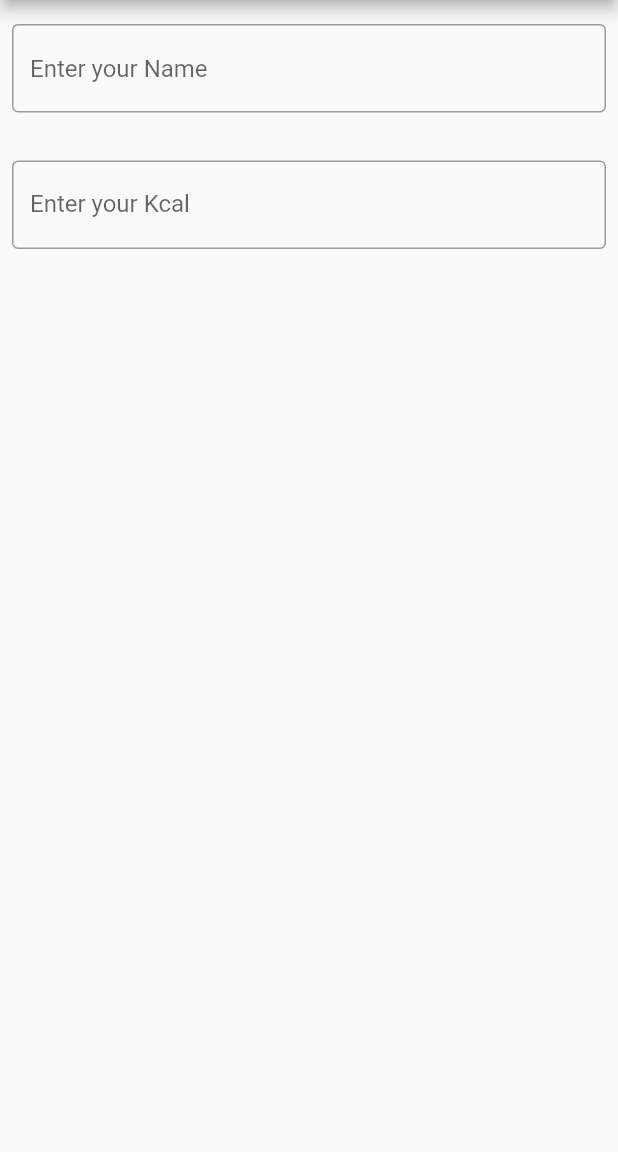
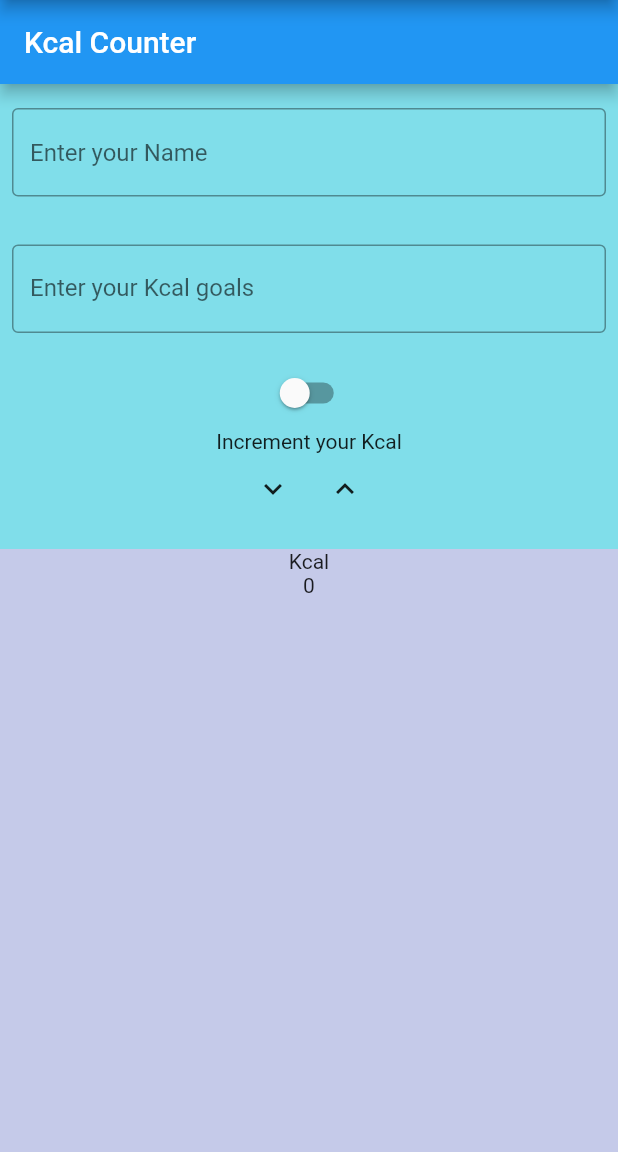
Before and after one commit to root-kawaii/fitness-app, a Flutter app: the screen it shows after launch, on a phone screen of 412 x 824 dp, the part 84-1236 px from its top. Run offline on Flutter 3.47's test engine with Material 2 defaults, Android fonts, the phone set to English and light mode, and no system bars.

Commit message:
demo progress...

```diff
--- a/lib/main.dart
+++ b/lib/main.dart
@@ -12,25 +12,35 @@ class MyApp extends StatelessWidget {
         appBar: AppBar(
           title: Text(appTitle),
         ),
-        body: MyCustomForm(),
+        body: Parent(),
       ),
     );
   }
 }
 
-class MyCustomForm extends StatefulWidget {
+class Child extends StatefulWidget {
+  final int counter;
+  final Function(int childCounter) callback; //here is your callback
+  const Child({
+    Key key,
+    this.counter,
+    this.callback,
+  }) : super(key: key);
   @override
-  MyCustomFormState createState() {
-    return MyCustomFormState();
-  }
+  _ChildState createState() => _ChildState();
 }
 
-class MyCustomFormState extends State<MyCustomForm> {
+class _ChildState extends State<Child> {
+  String _childState = '';
+  bool state = false;
+
   @override
   Widget build(BuildContext context) {
-    return Column(
-      crossAxisAlignment: CrossAxisAlignment.start,
-      children: <Widget>[
+    return Container(
+      color: Colors.cyan[200],
+      child: Column(
+        crossAxisAlignment: CrossAxisAlignment.center,
+        children: [
           Padding(
             padding: EdgeInsets.symmetric(horizontal: 8, vertical: 16),
             child: TextField(
@@ -45,11 +55,84 @@ class MyCustomFormState extends State<MyCustomForm> {
             child: TextFormField(
               decoration: InputDecoration(
                 border: OutlineInputBorder(),
-              labelText: 'Enter your Kcal',
+                labelText: 'Enter your Kcal goals',
               ),
             ),
           ),
+          Switch(
+              activeColor: Colors.pinkAccent,
+              value: state,
+              onChanged: (value) {
+                print("VALUE : $value");
+                setState(() {
+                  state = value;
+                });
+              }),
+          Text("Increment your Kcal"),
+          Row(
+            mainAxisAlignment: MainAxisAlignment.center,
+            children: [
+              IconButton(
+                  icon: Icon(Icons.expand_more_sharp),
+                  onPressed: () {
+                    this.widget.callback(
+                        this.widget.counter - 10); //here is your callback
+                    setState(() {
+                      _childState = "minus ten";
+                    });
+                  }),
+              IconButton(
+                  icon: Icon(Icons.expand_less_sharp),
+                  onPressed: () {
+                    this.widget.callback(
+                        this.widget.counter + 10); //here is your callback
+                    setState(() {
+                      _childState = "plus ten";
+                    });
+                  })
             ],
+          ),
+          Text(_childState)
+        ],
+      ),
     );
   }
 }
+
+class Parent extends StatefulWidget {
+  @override
+  _ParentState createState() => _ParentState();
+}
+
+class _ParentState extends State<Parent> {
+  int _counter = 0;
+  @override
+  Widget build(BuildContext context) {
+    return Scaffold(
+      appBar: AppBar(
+        title: Text("Kcal Counter"),
+      ),
+      body: Container(
+        color: Colors.indigo[100],
+        child: Column(
+          children: [
+            Child(
+              counter: _counter,
+              callback: (childCounter) {
+                //here is callback from the child
+                print(childCounter);
+                setState(() {
+                  _counter = childCounter;
+                });
+              },
+            ),
+            Text("Kcal"),
+            Center(
+              child: Text(_counter.toString()),
+            )
+          ],
+        ),
+      ),
+    );
+  }
+}
```
Also changed, not shown: 1 other file. Lines whose indentation alone changed are shown as unchanged.
